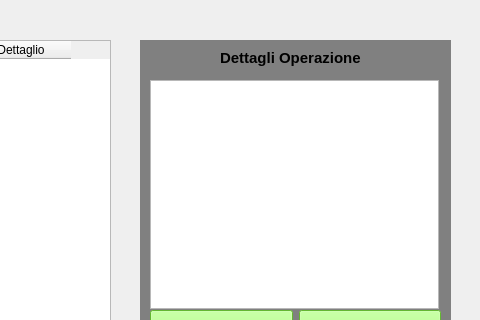
Old version of the form Boundaries/GestionePagamenti/visualizzaPagamenti.ui in the repository Diego30090/IngSoft_Palestra; both pictures show x 450 to 930 and y 0 to 320 of the 930 by 524 pixel window.
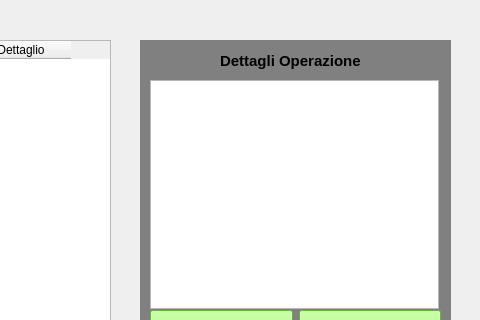
New version of the form.

Commit message: aggiornate variabili visualizzaPagamenti.ui

Diff of the .ui file:
```diff
--- a/Boundaries/GestionePagamenti/visualizzaPagamenti.ui
+++ b/Boundaries/GestionePagamenti/visualizzaPagamenti.ui
@@ -154,7 +154,7 @@
      <x>670</x>
      <y>50</y>
      <width>161</width>
-     <height>16</height>
+     <height>21</height>
     </rect>
    </property>
    <property name="font">
```
Left out of the diff: 16 changed lines with no effect on the pictures.
